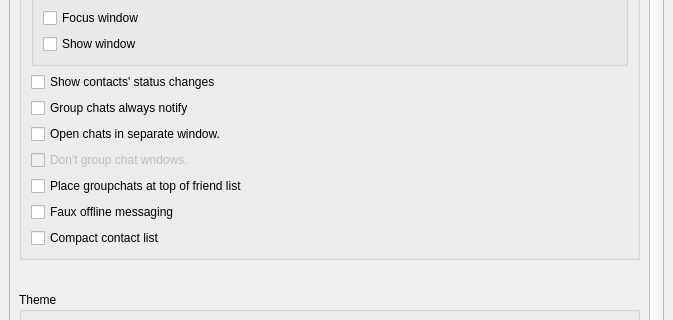
The window that src/widget/form/settings/generalsettings.ui (qTox/qTox) describes before a commit, drawn with Qt 5; both pictures show x 0 to 673 and y 516 to 836 of the 673 by 1100 pixel window.
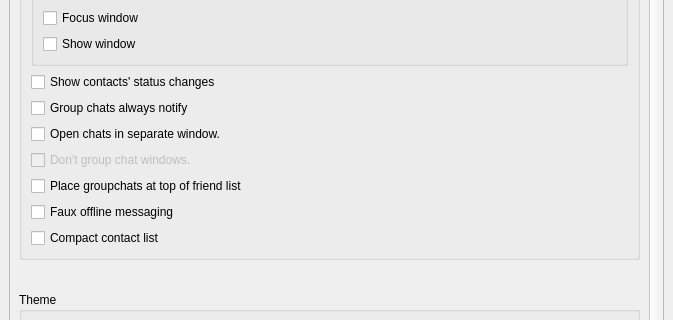
The same window after the commit. Custom widgets are drawn as their Qt base class.

Commit message: Multi-window: Translate all dialogs correctly, don't allow remove friend on dialogs

Diff of the .ui file:
```diff
--- a/src/widget/form/settings/generalsettings.ui
+++ b/src/widget/form/settings/generalsettings.ui
@@ -40,7 +40,7 @@
         <x>0</x>
         <y>0</y>
         <width>639</width>
-        <height>1221</height>
+        <height>1388</height>
        </rect>
       </property>
       <layout class="QVBoxLayout" name="verticalLayout_4" stretch="0,0,0,1">
@@ -387,7 +387,7 @@
              <bool>false</bool>
             </property>
             <property name="text">
-             <string>Don't group chat wndows.</string>
+             <string>Don't group chat windows.</string>
             </property>
            </widget>
           </item>
```
The commit also changes 5 other files.
